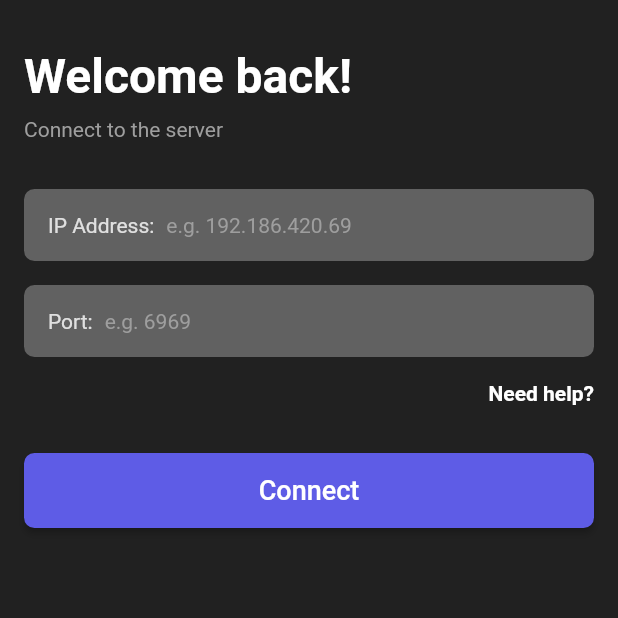
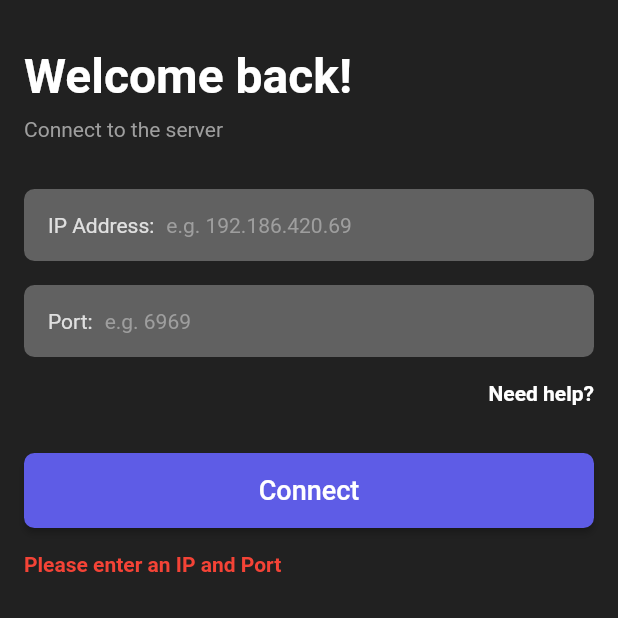
Before and after one commit to ecrax/streamdeck, a Flutter app: the screen it shows after launch, after a tap on "Connect", on a phone screen of 412 x 824 dp, the top half of it. Run offline on Flutter 3.47's test engine with Material 2 defaults, Android fonts, the phone set to English and light mode, and no system bars; our stand-ins replace focused_menu, hive, hive_flutter; accounts and stored records are empty.

Commit message:
Fixes #17

```diff
--- a/lib/screens/connect_screen.dart
+++ b/lib/screens/connect_screen.dart
@@ -12,8 +12,10 @@ class ConnectScreen extends StatefulWidget {
 class _ConnectScreenState extends State<ConnectScreen> {
   Socket socket;
 
-  String ip;
-  String port;
+  String ip = "";
+  String port = "";
+
+  String error = "";
 
   @override
   void dispose() {
@@ -191,9 +193,16 @@ class _ConnectScreenState extends State<ConnectScreen> {
                     ),
                     color: Color(0xFF5E5CE6),
                     onPressed: () async {
-                      if (ip != null && port != null) {
+                      if (ip != "" && port != "") {
+                        try {
                           FocusScope.of(context).unfocus();
-                        socket = await Socket.connect(ip, int.parse(port));
+
+                          socket = await Socket.connect(
+                            ip,
+                            int.parse(port),
+                            timeout: Duration(seconds: 3),
+                          );
+
                           Navigator.push(
                             context,
                             MaterialPageRoute(
@@ -204,8 +213,50 @@ class _ConnectScreenState extends State<ConnectScreen> {
                               ),
                             ),
                           );
+
+                          /* setState(() {
+                            error =
+                                "Connection refused (check firewall) or server is offline";
+                          }); */
+                        } on SocketException catch (d) {
+                          setState(() {
+                            error = d.message;
+                          });
+                        } catch (e) {
+                          setState(() {
+                            error = e.toString();
+                          });
+                        }
+                      } else if (port == "" && ip == "") {
+                        setState(() {
+                          error = "Please enter an IP and Port";
+                        });
+                        ip = "";
+                        port = "";
+                      } else if (ip == "") {
+                        setState(() {
+                          error = "Please enter an IP";
+                        });
+                        ip = "";
+                        port = "";
+                      } else if (port == "") {
+                        setState(() {
+                          error = "Please enter a Port";
+                        });
+                        ip = "";
+                        port = "";
                       }
                     },
+                  ),
+                ),
+                SizedBox(
+                  height: 16,
+                ),
+                Text(
+                  error,
+                  style: TextStyle(
+                    fontWeight: FontWeight.bold,
+                    color: Colors.red,
                   ),
                 ),
               ],
```
Lines whose indentation alone changed are shown as unchanged.
